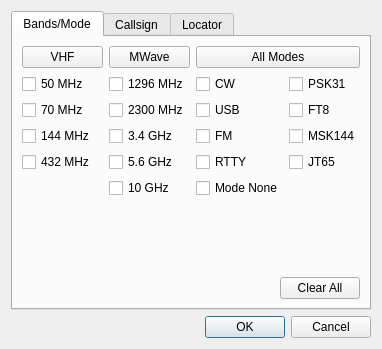
First picture: the form in mqt/MqtLogger/clusterclientfilterdialog.ui, repository Rsclub22/Minos2-Mirror, before the edit.
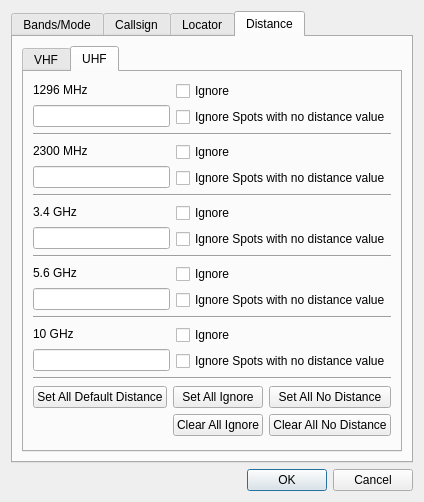
Second picture: the form after the edit. The open tabs and pages were chosen to show the change.

Commit message: add distance to clusterframe  filter dialog

Patch:
```diff
--- a/mqt/MqtLogger/clusterclientfilterdialog.ui
+++ b/mqt/MqtLogger/clusterclientfilterdialog.ui
@@ -6,18 +6,18 @@
    <rect>
     <x>0</x>
     <y>0</y>
-    <width>380</width>
-    <height>349</height>
+    <width>398</width>
+    <height>502</height>
    </rect>
   </property>
   <property name="windowTitle">
    <string/>
   </property>
-  <layout class="QVBoxLayout" name="verticalLayout_7">
+  <layout class="QVBoxLayout" name="verticalLayout_30">
    <item>
     <widget class="QTabWidget" name="ClusterClientFilterTab">
      <property name="currentIndex">
-      <number>0</number>
+      <number>3</number>
      </property>
      <widget class="QWidget" name="bandsFilter">
       <attribute name="title">
@@ -416,6 +416,499 @@
        </item>
       </layout>
      </widget>
+     <widget class="QWidget" name="distanceFilter">
+      <attribute name="title">
+       <string>Distance</string>
+      </attribute>
+      <layout class="QVBoxLayout" name="verticalLayout_29">
+       <item>
+        <widget class="QTabWidget" name="filterDistancesTab">
+         <property name="currentIndex">
+          <number>0</number>
+         </property>
+         <widget class="QWidget" name="VHF_DistanceTab">
+          <attribute name="title">
+           <string>VHF</string>
+          </attribute>
+          <layout class="QVBoxLayout" name="verticalLayout_26">
+           <item>
+            <layout class="QHBoxLayout" name="horizontalLayout_7">
+             <item>
+              <layout class="QVBoxLayout" name="verticalLayout_8">
+               <item>
+                <widget class="QLabel" name="label_3">
+                 <property name="text">
+                  <string>50 MHz</string>
+                 </property>
+                </widget>
+               </item>
+               <item>
+                <widget class="QLineEdit" name="spotDistanceEdit_50MHz"/>
+               </item>
+              </layout>
+             </item>
+             <item>
+              <layout class="QVBoxLayout" name="verticalLayout_9">
+               <item>
+                <widget class="QCheckBox" name="distFilterIgnoreCheckBox_50MHz">
+                 <property name="text">
+                  <string>Ignore</string>
+                 </property>
+                </widget>
+               </item>
+               <item>
+                <widget class="QCheckBox" name="ignoreEmptyDistanceValuesChkBox_50MHz">
+                 <property name="text">
+                  <string>Ignore Spots with no distance value</string>
+                 </property>
+                </widget>
+               </item>
+              </layout>
+             </item>
+            </layout>
+           </item>
+           <item>
+            <widget class="Line" name="line">
+             <property name="orientation">
+              <enum>Qt::Horizontal</enum>
+             </property>
+            </widget>
+           </item>
+           <item>
+            <layout class="QHBoxLayout" name="horizontalLayout_8">
+             <item>
+              <layout class="QVBoxLayout" name="verticalLayout_10">
+               <item>
+                <widget class="QLabel" name="label_4">
+                 <property name="text">
+                  <string>70 MHz</string>
+                 </property>
+                </widget>
+               </item>
+               <item>
+                <widget class="QLineEdit" name="spotDistanceEdit_70MHz"/>
+               </item>
+              </layout>
+             </item>
+             <item>
+              <layout class="QVBoxLayout" name="verticalLayout_11">
+               <item>
+                <widget class="QCheckBox" name="distFilterIgnoreCheckBox_70MHz">
+                 <property name="text">
+                  <string>Ignore</string>
+                 </property>
+                </widget>
+               </item>
+               <item>
+                <widget class="QCheckBox" name="ignoreEmptyDistanceValuesChkBox_70MHz">
+                 <property name="text">
+                  <string>Ignore Spots with no distance value</string>
+                 </property>
+                </widget>
+               </item>
+              </layout>
+             </item>
+            </layout>
+           </item>
+           <item>
+            <widget class="Line" name="line_2">
+             <property name="orientation">
+              <enum>Qt::Horizontal</enum>
+             </property>
+            </widget>
+           </item>
+           <item>
+            <layout class="QHBoxLayout" name="horizontalLayout_9">
+             <item>
+              <layout class="QVBoxLayout" name="verticalLayout_12">
+               <item>
+                <widget class="QLabel" name="label_5">
+                 <property name="text">
+                  <string>144 MHz</string>
+                 </property>
+                </widget>
+               </item>
+               <item>
+                <widget class="QLineEdit" name="spotDistanceEdit_144MHz"/>
+               </item>
+              </layout>
+             </item>
+             <item>
+              <layout class="QVBoxLayout" name="verticalLayout_13">
+               <item>
+                <widget class="QCheckBox" name="distFilterIgnoreCheckBox_144MHz">
+                 <property name="text">
+                  <string>Ignore</string>
+                 </property>
+                </widget>
+               </item>
+               <item>
+                <widget class="QCheckBox" name="ignoreEmptyDistanceValuesChkBox_144MHz">
+                 <property name="text">
+                  <string>Ignore Spots with no distance value</string>
+                 </property>
+                </widget>
+               </item>
+              </layout>
+             </item>
+            </layout>
+           </item>
+           <item>
+            <widget class="Line" name="line_3">
+             <property name="orientation">
+              <enum>Qt::Horizontal</enum>
+             </property>
+            </widget>
+           </item>
+           <item>
+            <layout class="QHBoxLayout" name="horizontalLayout_10">
+             <item>
+              <layout class="QVBoxLayout" name="verticalLayout_14">
+               <item>
+                <widget class="QLabel" name="label_6">
+                 <property name="text">
+                  <string>432 MHz</string>
+                 </property>
+                </widget>
+               </item>
+               <item>
+                <widget class="QLineEdit" name="spotDistanceEdit_432MHz"/>
+               </item>
+              </layout>
+             </item>
+             <item>
+              <layout class="QVBoxLayout" name="verticalLayout_15">
+               <item>
+                <widget class="QCheckBox" name="distFilterIgnoreCheckBox_432MHz">
+                 <property name="text">
+                  <string>Ignore</string>
+                 </property>
+                </widget>
+               </item>
+               <item>
+                <widget class="QCheckBox" name="ignoreEmptyDistanceValuesChkBox_432MHz">
+                 <property name="text">
+                  <string>Ignore Spots with no distance value</string>
+                 </property>
+                </widget>
+               </item>
+              </layout>
+             </item>
+            </layout>
+           </item>
+           <item>
+            <widget class="Line" name="line_4">
+             <property name="orientation">
+              <enum>Qt::Horizontal</enum>
+             </property>
+            </widget>
+           </item>
+           <item>
+            <layout class="QGridLayout" name="gridLayout_2">
+             <item row="0" column="0">
+              <widget class="QPushButton" name="vhfSetAlDefaultDistPb">
+               <property name="text">
+                <string>Set All Default Distance</string>
+               </property>
+              </widget>
+             </item>
+             <item row="1" column="2">
+              <widget class="QPushButton" name="vhfClearAllNoDistPb">
+               <property name="text">
+                <string>Clear All No Distance</string>
+               </property>
+              </widget>
+             </item>
+             <item row="1" column="1">
+              <widget class="QPushButton" name="vhfClearAllIgnorePb">
+               <property name="text">
+                <string>Clear All Ignore</string>
+               </property>
+              </widget>
+             </item>
+             <item row="0" column="2">
+              <widget class="QPushButton" name="vhfSetAllNoDistPb">
+               <property name="text">
+                <string>Set All No Distance</string>
+               </property>
+              </widget>
+             </item>
+             <item row="0" column="1">
+              <widget class="QPushButton" name="vhfSetAllIgnorePb">
+               <property name="text">
+                <string>Set All Ignore</string>
+               </property>
+              </widget>
+             </item>
+            </layout>
+           </item>
+          </layout>
+         </widget>
+         <widget class="QWidget" name="uhfDuistances">
+          <attribute name="title">
+           <string>UHF</string>
+          </attribute>
+          <layout class="QVBoxLayout" name="verticalLayout_7">
+           <item>
+            <layout class="QHBoxLayout" name="horizontalLayout_16">
+             <item>
+              <layout class="QVBoxLayout" name="verticalLayout_27">
+               <item>
+                <widget class="QLabel" name="label_12">
+                 <property name="text">
+                  <string>1296 MHz</string>
+                 </property>
+                </widget>
+               </item>
+               <item>
+                <widget class="QLineEdit" name="spotDistanceEdit_1296MHz_2"/>
+               </item>
+              </layout>
+             </item>
+             <item>
+              <layout class="QVBoxLayout" name="verticalLayout_28">
+               <item>
+                <widget class="QCheckBox" name="distFilterIgnoreCheckBox_1296MHz_2">
+                 <property name="text">
+                  <string>Ignore</string>
+                 </property>
+                </widget>
+               </item>
+               <item>
+                <widget class="QCheckBox" name="ignoreEmptyDistanceValuesChkBox_1296MHz_2">
+                 <property name="text">
+                  <string>Ignore Spots with no distance value</string>
+                 </property>
+                </widget>
+               </item>
+              </layout>
+             </item>
+            </layout>
+           </item>
+           <item>
+            <widget class="Line" name="line_5">
+             <property name="orientation">
+              <enum>Qt::Horizontal</enum>
+             </property>
+            </widget>
+           </item>
+           <item>
+            <layout class="QHBoxLayout" name="horizontalLayout_12">
+             <item>
+              <layout class="QVBoxLayout" name="verticalLayout_18">
+               <item>
+                <widget class="QLabel" name="label_8">
+                 <property name="text">
+                  <string>2300 MHz</string>
+                 </property>
+                </widget>
+               </item>
+               <item>
+                <widget class="QLineEdit" name="spotDistanceEdit_2300MHz"/>
+               </item>
+              </layout>
+             </item>
+             <item>
+              <layout class="QVBoxLayout" name="verticalLayout_19">
+               <item>
+                <widget class="QCheckBox" name="distFilterIgnoreCheckBox_2300MHz">
+                 <property name="text">
+                  <string>Ignore</string>
+                 </property>
+                </widget>
+               </item>
+               <item>
+                <widget class="QCheckBox" name="ignoreEmptyDistanceValuesChkBox_2300MHz">
+                 <property name="text">
+                  <string>Ignore Spots with no distance value</string>
+                 </property>
+                </widget>
+               </item>
+              </layout>
+             </item>
+            </layout>
+           </item>
+           <item>
+            <widget class="Line" name="line_6">
+             <property name="orientation">
+              <enum>Qt::Horizontal</enum>
+             </property>
+            </widget>
+           </item>
+           <item>
+            <layout class="QHBoxLayout" name="horizontalLayout_15">
+             <item>
+              <layout class="QVBoxLayout" name="verticalLayout_24">
+               <item>
+                <widget class="QLabel" name="label_11">
+                 <property name="text">
+                  <string>3.4 GHz</string>
+                 </property>
+                </widget>
+               </item>
+               <item>
+                <widget class="QLineEdit" name="spotDistanceEdit_3_4GHz"/>
+               </item>
+              </layout>
+             </item>
+             <item>
+              <layout class="QVBoxLayout" name="verticalLayout_25">
+               <item>
+                <widget class="QCheckBox" name="distFilterIgnoreCheckBox_3_4GHz">
+                 <property name="text">
+                  <string>Ignore</string>
+                 </property>
+                </widget>
+               </item>
+               <item>
+                <widget class="QCheckBox" name="ignoreEmptyDistanceValuesChkBox_3_4GHz">
+                 <property name="text">
+                  <string>Ignore Spots with no distance value</string>
+                 </property>
+                </widget>
+               </item>
+              </layout>
+             </item>
+            </layout>
+           </item>
+           <item>
+            <widget class="Line" name="line_7">
+             <property name="orientation">
+              <enum>Qt::Horizontal</enum>
+             </property>
+            </widget>
+           </item>
+           <item>
+            <layout class="QHBoxLayout" name="horizontalLayout_13">
+             <item>
+              <layout class="QVBoxLayout" name="verticalLayout_20">
+               <item>
+                <widget class="QLabel" name="label_9">
+                 <property name="text">
+                  <string>5.6 GHz</string>
+                 </property>
+                </widget>
+               </item>
+               <item>
+                <widget class="QLineEdit" name="spotDistanceEdit_5_6GHz"/>
+               </item>
+              </layout>
+             </item>
+             <item>
+              <layout class="QVBoxLayout" name="verticalLayout_21">
+               <item>
+                <widget class="QCheckBox" name="distFilterIgnoreCheckBox_5_6GHz">
+                 <property name="text">
+                  <string>Ignore</string>
+                 </property>
+                </widget>
+               </item>
+               <item>
+                <widget class="QCheckBox" name="ignoreEmptyDistanceValuesChkBox_5_6GHz">
+                 <property name="text">
+                  <string>Ignore Spots with no distance value</string>
+                 </property>
+                </widget>
+               </item>
+              </layout>
+             </item>
+            </layout>
+           </item>
+           <item>
+            <widget class="Line" name="line_8">
+             <property name="orientation">
+              <enum>Qt::Horizontal</enum>
+             </property>
+            </widget>
+           </item>
+           <item>
+            <layout class="QHBoxLayout" name="horizontalLayout_14">
+             <item>
+              <layout class="QVBoxLayout" name="verticalLayout_22">
+               <item>
+                <widget class="QLabel" name="label_10">
+                 <property name="text">
+                  <string>10 GHz</string>
+                 </property>
+                </widget>
+               </item>
+               <item>
+                <widget class="QLineEdit" name="spotDistanceEdit_10GHz"/>
+               </item>
+              </layout>
+             </item>
+             <item>
+              <layout class="QVBoxLayout" name="verticalLayout_23">
+               <item>
+                <widget class="QCheckBox" name="distFilterIgnoreCheckBox_10GHz">
+                 <property name="text">
+                  <string>Ignore</string>
+                 </property>
+                </widget>
+               </item>
+               <item>
+                <widget class="QCheckBox" name="ignoreEmptyDistanceValuesChkBox_10GHz">
+                 <property name="text">
+                  <string>Ignore Spots with no distance value</string>
+                 </property>
+                </widget>
+               </item>
+              </layout>
+             </item>
+            </layout>
+           </item>
+           <item>
+            <widget class="Line" name="line_11">
+             <property name="orientation">
+              <enum>Qt::Horizontal</enum>
+             </property>
+            </widget>
+           </item>
+           <item>
+            <layout class="QGridLayout" name="gridLayout_3">
+             <item row="1" column="1">
+              <widget class="QPushButton" name="uhfClearAllIgnorePb">
+               <property name="text">
+                <string>Clear All Ignore</string>
+               </property>
+              </widget>
+             </item>
+             <item row="0" column="1">
+              <widget class="QPushButton" name="uhfSetAllIgnorePb">
+               <property name="text">
+                <string>Set All Ignore</string>
+               </property>
+              </widget>
+             </item>
+             <item row="0" column="0">
+              <widget class="QPushButton" name="uhfSetAlDefaultDistPb">
+               <property name="text">
+                <string>Set All Default Distance</string>
+               </property>
+              </widget>
+             </item>
+             <item row="0" column="2">
+              <widget class="QPushButton" name="uhfSetAllNoDistPb">
+               <property name="text">
+                <string>Set All No Distance</string>
+               </property>
+              </widget>
+             </item>
+             <item row="1" column="2">
+              <widget class="QPushButton" name="uhfClearAllNoDistPb">
+               <property name="text">
+                <string>Clear All No Distance</string>
+               </property>
+              </widget>
+             </item>
+            </layout>
+           </item>
+          </layout>
+         </widget>
+        </widget>
+       </item>
+      </layout>
+     </widget>
     </widget>
    </item>
    <item>
```
